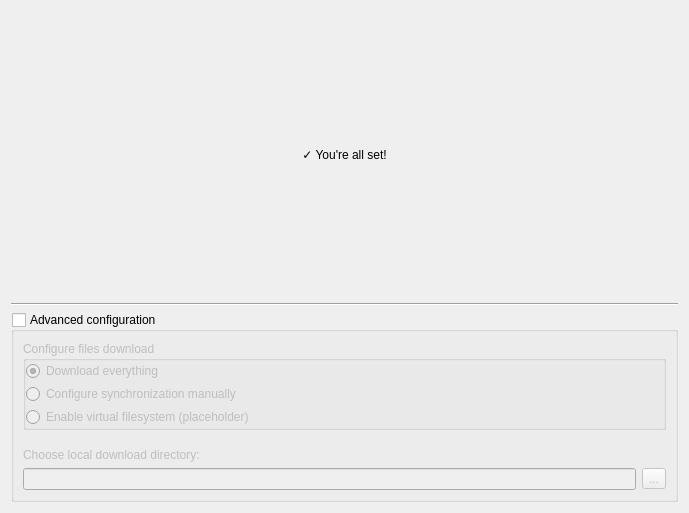
Above: src/gui/newwizard/pages/accountconfiguredwizardpage.ui from owncloud/client before the change. Below: the same form after it.
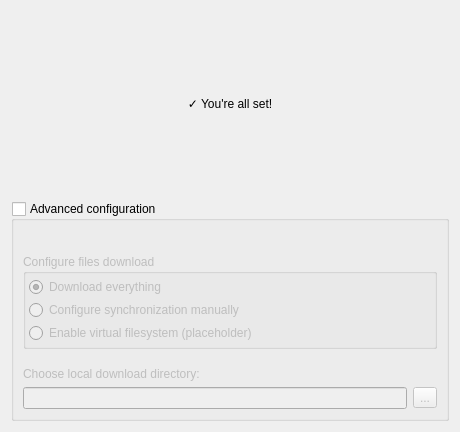
That is the form after the change.

Patch:
```diff
--- a/src/gui/newwizard/pages/accountconfiguredwizardpage.ui
+++ b/src/gui/newwizard/pages/accountconfiguredwizardpage.ui
@@ -6,8 +6,8 @@
    <rect>
     <x>0</x>
     <y>0</y>
-    <width>689</width>
-    <height>513</height>
+    <width>460</width>
+    <height>432</height>
    </rect>
   </property>
   <property name="windowTitle">
@@ -19,10 +19,13 @@
      <property name="orientation">
       <enum>Qt::Vertical</enum>
      </property>
+     <property name="sizeType">
+      <enum>QSizePolicy::MinimumExpanding</enum>
+     </property>
      <property name="sizeHint" stdset="0">
       <size>
        <width>20</width>
-       <height>40</height>
+       <height>20</height>
       </size>
      </property>
     </spacer>
@@ -42,21 +45,17 @@
      <property name="orientation">
       <enum>Qt::Vertical</enum>
      </property>
+     <property name="sizeType">
+      <enum>QSizePolicy::MinimumExpanding</enum>
+     </property>
      <property name="sizeHint" stdset="0">
       <size>
        <width>20</width>
-       <height>40</height>
+       <height>20</height>
       </size>
      </property>
     </spacer>
    </item>
-   <item>
-    <widget class="Line" name="advancedConfigSeparatorLine">
-     <property name="orientation">
-      <enum>Qt::Horizontal</enum>
-     </property>
-    </widget>
-   </item>
    <item>
     <widget class="QGroupBox" name="advancedConfigGroupBox">
      <property name="enabled">
@@ -84,6 +83,18 @@
       <property name="spacing">
        <number>60</number>
       </property>
+      <property name="leftMargin">
+       <number>0</number>
+      </property>
+      <property name="topMargin">
+       <number>24</number>
+      </property>
+      <property name="rightMargin">
+       <number>0</number>
+      </property>
+      <property name="bottomMargin">
+       <number>0</number>
+      </property>
       <item>
        <widget class="QWidget" name="advancedConfigGroupBoxContentWidget" native="true">
         <layout class="QVBoxLayout" name="verticalLayout_4">
@@ -91,43 +102,37 @@
           <number>18</number>
          </property>
          <property name="leftMargin">
-          <number>0</number>
+          <number>9</number>
          </property>
          <property name="topMargin">
-          <number>0</number>
+          <number>9</number>
          </property>
          <property name="rightMargin">
-          <number>0</number>
+          <number>9</number>
          </property>
          <property name="bottomMargin">
-          <number>0</number>
+          <number>9</number>
          </property>
          <item>
           <widget class="QGroupBox" name="syncModeGroupBox">
-           <property name="styleSheet">
-            <string notr="true"/>
-           </property>
            <property name="title">
             <string>Configure files download</string>
            </property>
-           <property name="flat">
-            <bool>false</bool>
-           </property>
            <layout class="QVBoxLayout" name="syncModeGroupBoxLayout">
             <property name="spacing">
              <number>3</number>
             </property>
             <property name="leftMargin">
-             <number>0</number>
+             <number>3</number>
             </property>
             <property name="topMargin">
-             <number>0</number>
+             <number>3</number>
             </property>
             <property name="rightMargin">
-             <number>0</number>
+             <number>3</number>
             </property>
             <property name="bottomMargin">
-             <number>0</number>
+             <number>3</number>
             </property>
             <item>
              <widget class="QRadioButton" name="syncEverythingRadioButton">
```
Left out of the diff: 4 changed lines with no effect on the pictures.
